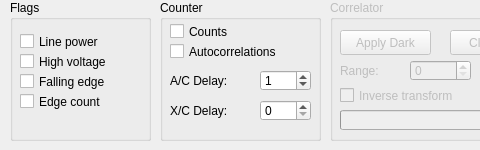
Old version of the form line.ui in the repository ahp-electronics/xc-gui; both pictures show x 0 to 480 and y 0 to 150 of the 1211 by 150 pixel window.
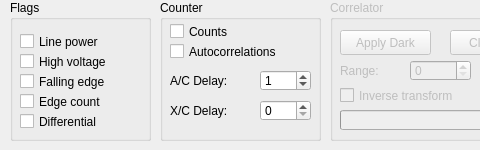
New version of the form.

Patch:
```diff
--- a/line.ui
+++ b/line.ui
@@ -77,6 +77,19 @@
      <string>Edge count</string>
     </property>
    </widget>
+   <widget class="QCheckBox" name="flag4">
+    <property name="geometry">
+     <rect>
+      <x>10</x>
+      <y>110</y>
+      <width>121</width>
+      <height>23</height>
+     </rect>
+    </property>
+    <property name="text">
+     <string>Differential</string>
+    </property>
+   </widget>
   </widget>
   <widget class="QGroupBox" name="Correlator">
    <property name="enabled">
```
Left out of the diff: 27 changed lines with no effect on the pictures.
